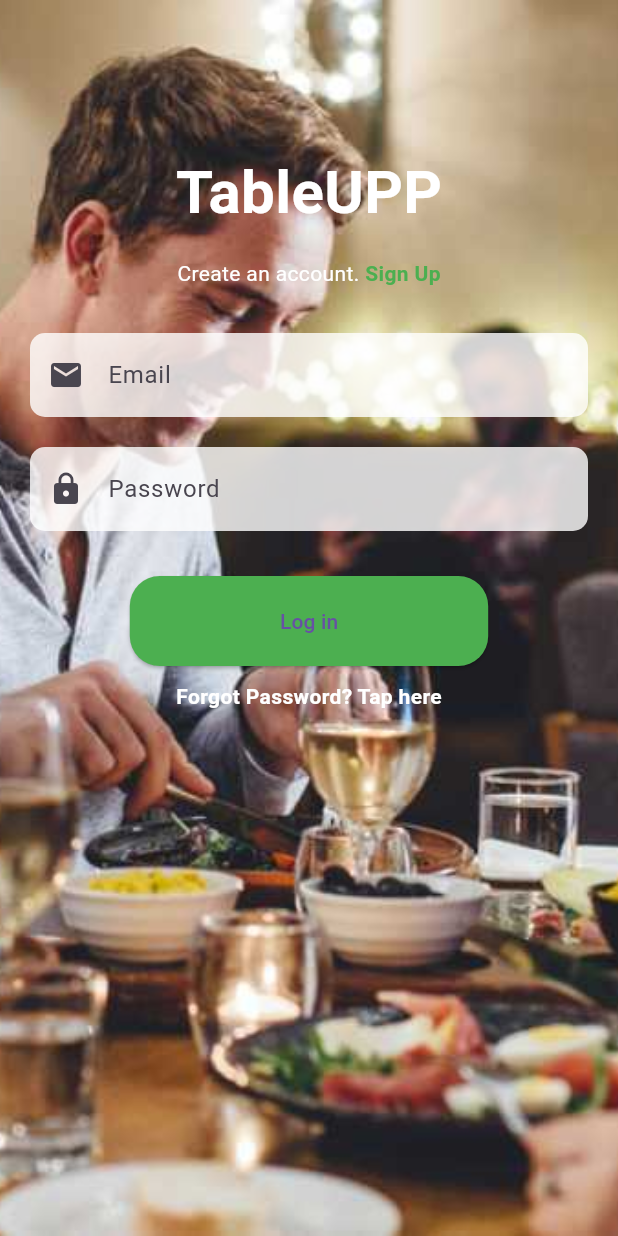
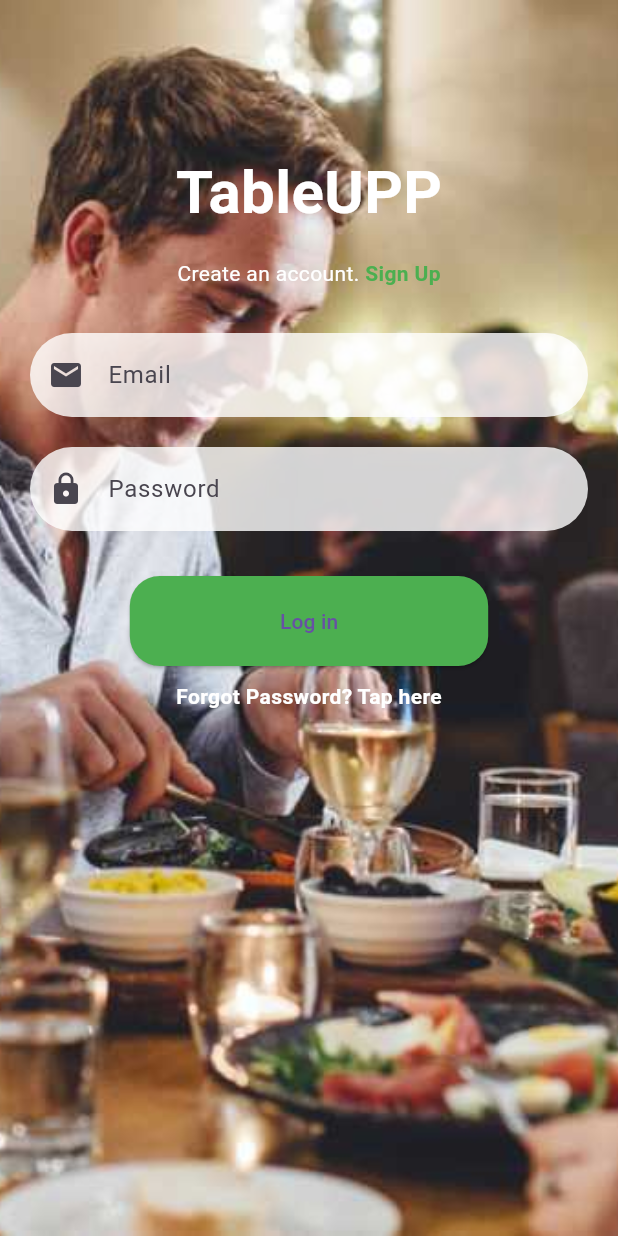
Before and after one commit to Tjakata/TableUPP, a Flutter app: the LoginPage screen opened directly, on a phone screen of 412 x 824 dp. Run offline on Flutter 3.47's test engine with Material 3 defaults, Android fonts, the phone set to English and light mode, and no system bars; our stand-ins replace animated_text_kit, image_picker.

Commit message:
'landingpage'

```diff
--- a/lib/newScreens/loginpage.dart
+++ b/lib/newScreens/loginpage.dart
@@ -73,7 +73,7 @@ class LoginPage extends StatelessWidget {
                       prefixIcon: const Icon(Icons.email),
                       hintText: 'Email',
                       border: OutlineInputBorder(
-                        borderRadius: BorderRadius.circular(10),
+                        borderRadius: BorderRadius.circular(30),
                         borderSide: BorderSide.none,
                       ),
                     ),
@@ -88,7 +88,7 @@ class LoginPage extends StatelessWidget {
                       prefixIcon: const Icon(Icons.lock),
                       hintText: 'Password',
                       border: OutlineInputBorder(
-                        borderRadius: BorderRadius.circular(10),
+                        borderRadius: BorderRadius.circular(30),
                         borderSide: BorderSide.none,
                       ),
                     ),
```
